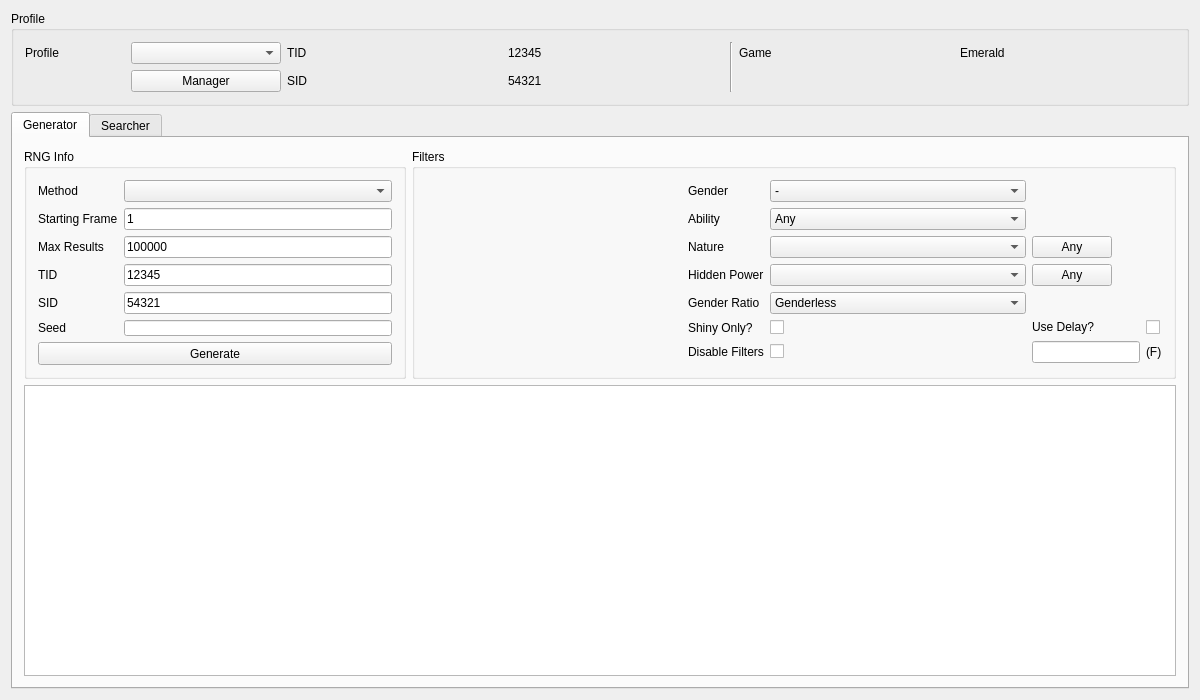
Before: the Qt Designer form Forms/Gen3/Stationary3.ui in Admiral-Fish/PokeFinder, drawn with Qt 5.
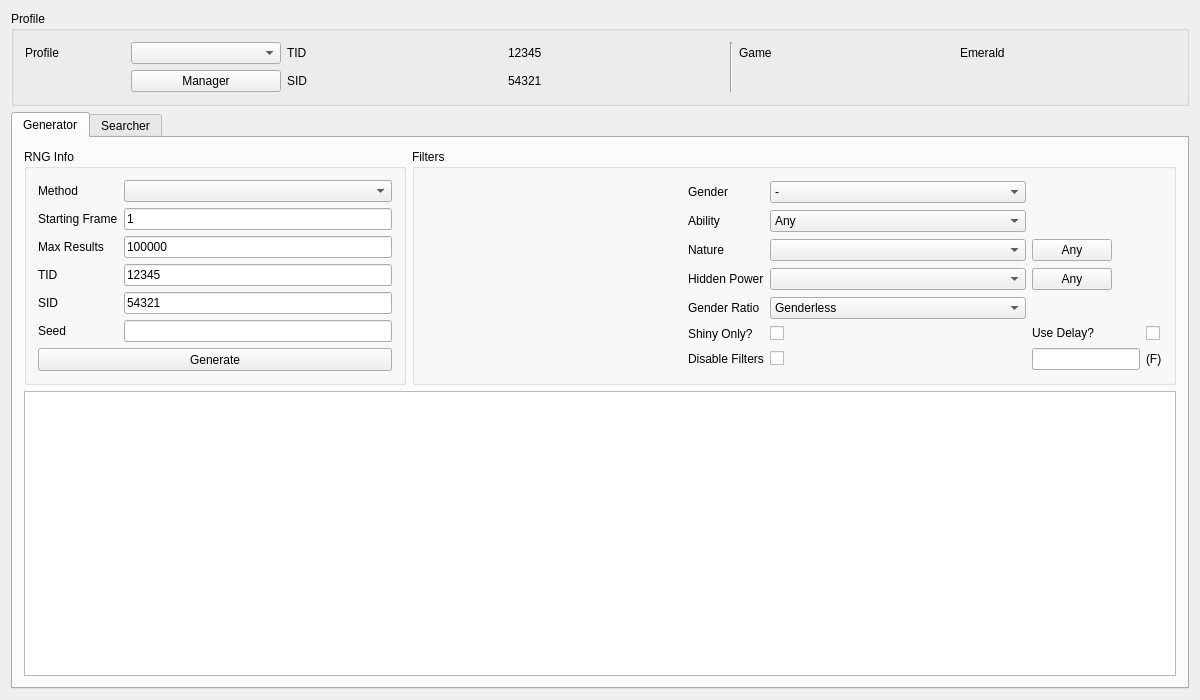
After: the same form once the commit is applied. Icons and pictures are not drawn. Custom widgets are drawn as their Qt base class.

Commit message:
Fix sizing issue
Really curious when this happened

Diff of the .ui file:
```diff
--- a/Forms/Gen3/Stationary3.ui
+++ b/Forms/Gen3/Stationary3.ui
@@ -319,12 +319,6 @@
               <verstretch>0</verstretch>
              </sizepolicy>
             </property>
-            <property name="maximumSize">
-             <size>
-              <width>16777215</width>
-              <height>16</height>
-             </size>
-            </property>
             <property name="inputMask">
              <string/>
             </property>
```
